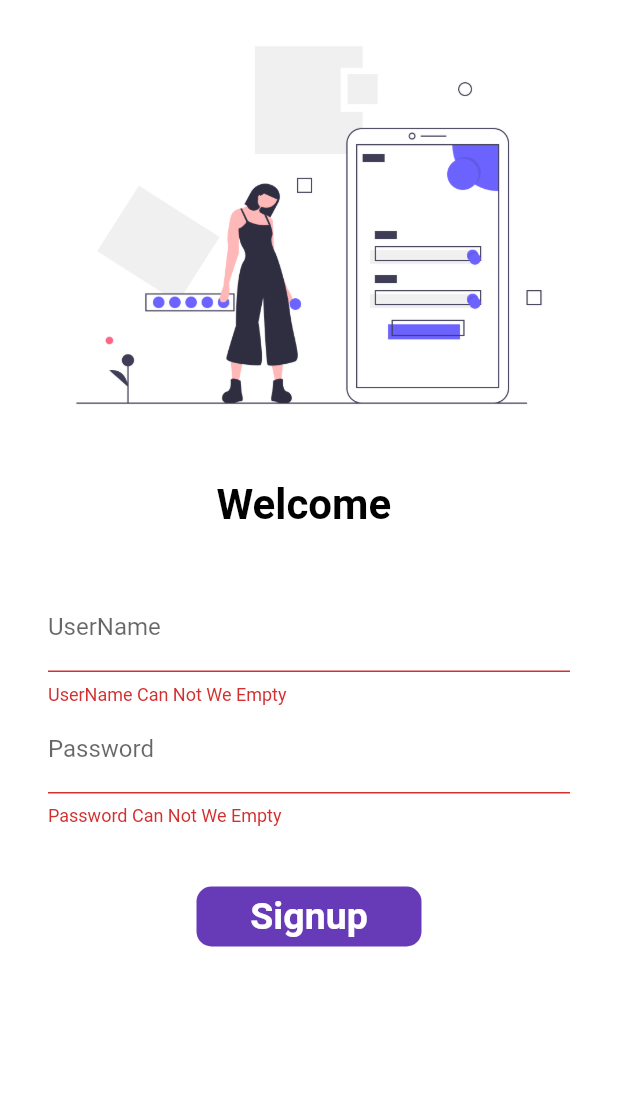
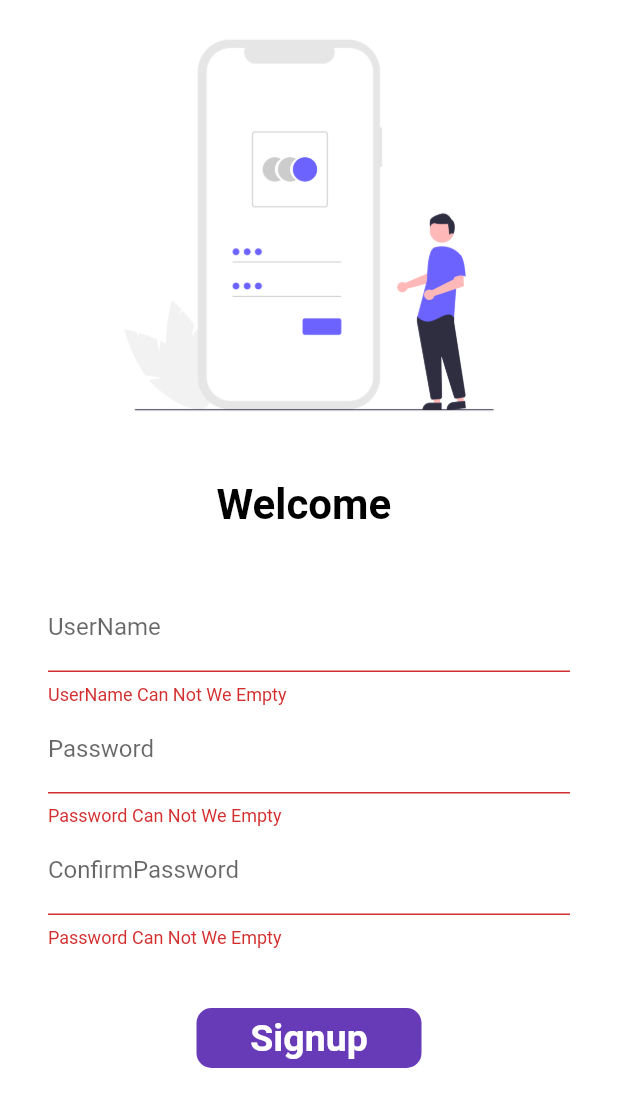
Before and after one commit to rahul-loni/flutter, a Flutter app: the SignupPage screen opened by its route, after a tap on "Signup", on a phone screen of 412 x 824 dp. Shown: the top 1107 px of the screen. Run offline on Flutter 3.47's test engine with Material 2 defaults, Android fonts, the phone set to English and light mode, and no system bars; our stand-ins replace google_fonts.

Commit message:
6th commit : Design HomePage and  SignupPage.

```diff
--- a/lib/main.dart
+++ b/lib/main.dart
@@ -1,4 +1,5 @@
 import 'package:flutter/material.dart';
+import 'package:flutter_colab/page/dashboard_page.dart';
 import 'package:flutter_colab/page/home_page.dart';
 import 'package:flutter_colab/page/login_page.dart';
 import 'package:flutter_colab/page/signup_page.dart';
@@ -31,7 +32,7 @@ class MyApp extends StatelessWidget {
         "/":(context)=>new HomePage(),
         MyRoutes.SignupRoute:(context)=>SignupPage(),
         MyRoutes.LoginRoute:(context)=>LoginPage(),
-        //MyRoutes.SignupRoute:(context)=>SignupPage(),
+        MyRoutes.DashboardRoute:(context)=>DashboardPage(),
  },
     );
   }
--- a/lib/page/home_page.dart
+++ b/lib/page/home_page.dart
@@ -46,7 +46,7 @@ class HomePage extends StatelessWidget {
     body: Center(
         child: Column(
           children: <Widget>[
-            Image.asset("assets/images/home_image.png",height: 300,width: 300,),
+            Image.asset("assets/images/hey_image.png",height: 300,width: 300,),
             Text("Welcome To My App",style: TextStyle(
               fontSize: 28.0,
               fontWeight: FontWeight.bold,
--- a/lib/page/login_page.dart
+++ b/lib/page/login_page.dart
@@ -23,7 +23,7 @@ class _LoginPageState extends State<LoginPage> {
   changeButton=true;
   });
   await Future.delayed(Duration(seconds: 1));
-  await Navigator.pushNamed(context, MyRoutes.HomeRoute);
+  await Navigator.pushNamed(context, MyRoutes.DashboardRoute);
   setState(() {
   changeButton=false;
   });
@@ -39,7 +39,7 @@ class _LoginPageState extends State<LoginPage> {
           child: Column(
             children: <Widget>[
 
-               Image.asset("assets/images/login_image.png",
+               Image.asset("assets/images/login_images.png",
                  fit: BoxFit.cover,
                  height: 300,
                ),
--- a/lib/page/signup_page.dart
+++ b/lib/page/signup_page.dart
@@ -21,7 +21,7 @@ class _SignupPageState extends State<SignupPage> {
         changeButton=true;
       });
       await Future.delayed(Duration(seconds: 1));
-      await Navigator.pushNamed(context, MyRoutes.HomeRoute);
+      await Navigator.pushNamed(context, MyRoutes.DashboardRoute);
       setState(() {
         changeButton=false;
       });
@@ -37,7 +37,7 @@ class _SignupPageState extends State<SignupPage> {
           child: Column(
             children: <Widget>[
 
-              Image.asset("assets/images/login_image.png",
+              Image.asset("assets/images/signup_image.png",
                 fit: BoxFit.cover,
                 height: 300,
               ),
@@ -96,6 +96,24 @@ class _SignupPageState extends State<SignupPage> {
                         return null;
                       },
                     ),
+                    TextFormField(
+                      obscureText: true,
+                      decoration: InputDecoration(
+                        hintText: "Enter ConfirmPassword",
+                        labelText: "ConfirmPassword",
+
+                      ),
+                      validator: (value){
+                        if (value.isEmpty) {
+                          return "Password Can Not We Empty";
+                        }
+                        else if (value.length<6) {
+                          return "Password Password length should be atlest 6";
+                        }
+
+                        return null;
+                      },
+                    ),
                     SizedBox(
                       height: 40.0,
                     ),
--- a/lib/utils/routes.dart
+++ b/lib/utils/routes.dart
@@ -2,4 +2,5 @@ class MyRoutes{
   static String LoginRoute="/Login";
   static String HomeRoute="/home";
   static String SignupRoute="Signup";
+  static String DashboardRoute="Dashboard";
 }
```
Also changed, not shown: lib/page/dashboard_page.dart (added, +24 -0 lines), assets/images/dashboard_image.png (added), assets/images/hey_image.png (added), assets/images/login_images.png (added), assets/images/signup_image.png (added).
